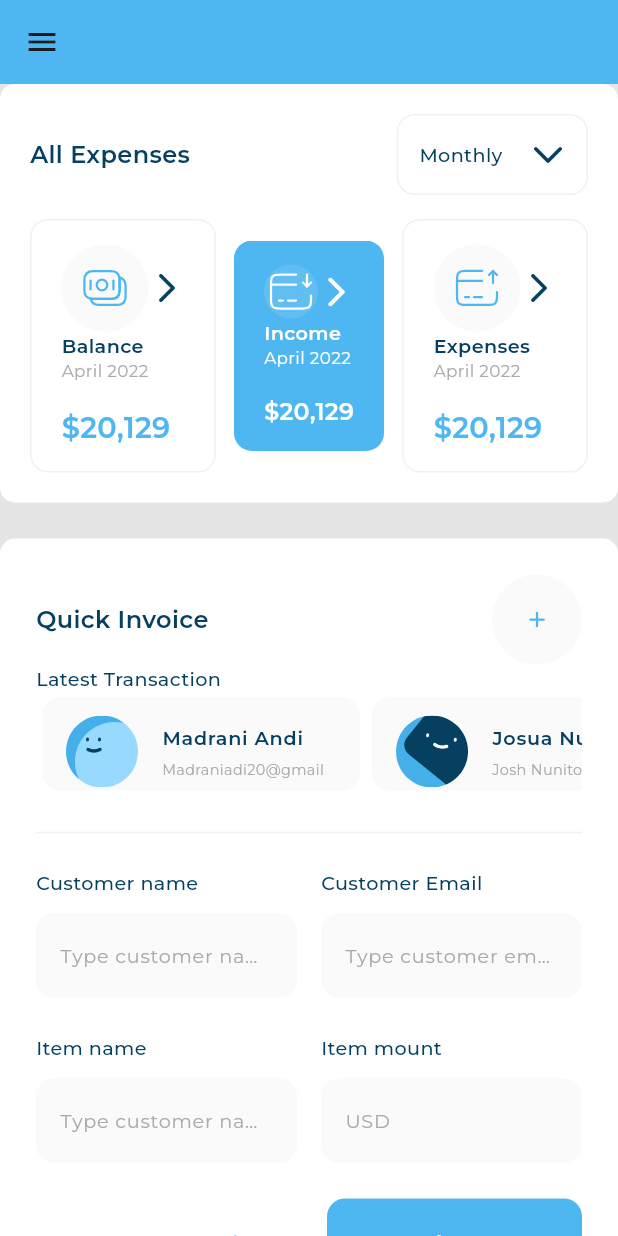
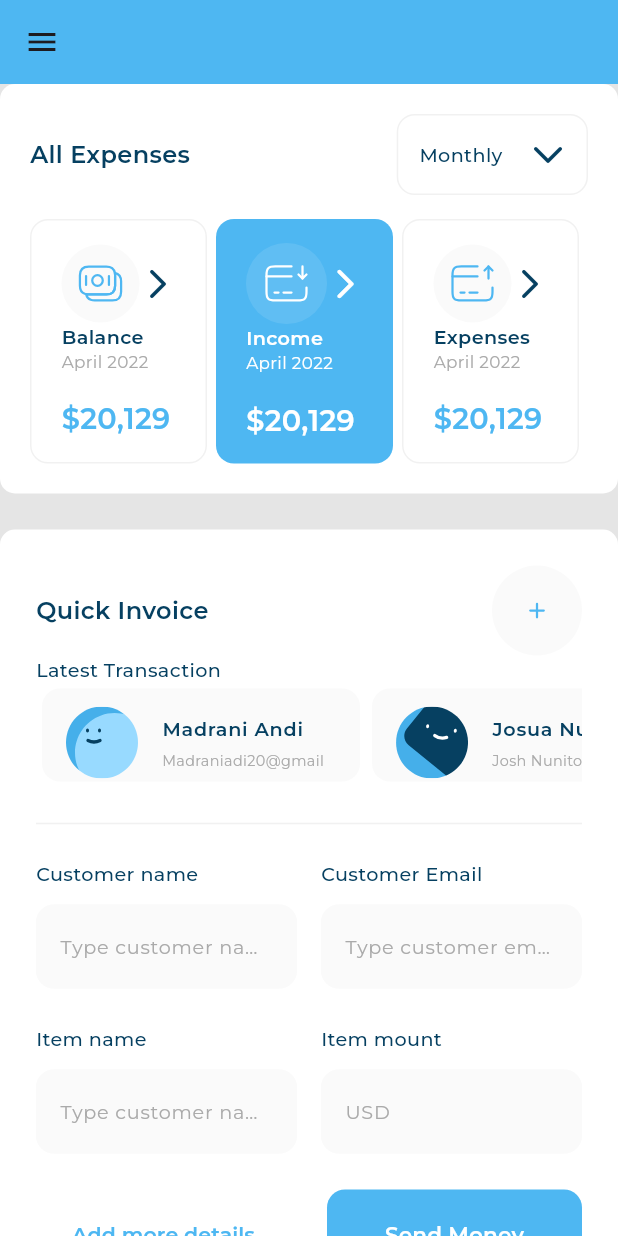
Before and after one commit to amira20nasser/responsive_dashboard, a Flutter app: the screen it shows after launch, on a phone screen of 412 x 824 dp. Run offline on Flutter 3.47's test engine with Material 3 defaults, Android fonts, the phone set to English and light mode, and no system bars; our stand-ins replace device_preview, expandable_page_view, fl_chart, flutter_svg.

Commit message:
Final Responsive UI ✅

```diff
--- a/lib/widgets/all_expenses_items_list_view.dart
+++ b/lib/widgets/all_expenses_items_list_view.dart
@@ -54,7 +54,7 @@ class _AllExpensesItemsListViewState extends State<AllExpensesItemsListView> {
                 });
               },
               child: Padding(
-                padding: EdgeInsets.symmetric(horizontal: index == 1 ? 12 : 0),
+                padding: const EdgeInsets.only(right: 6),
                 child: AllExpensesItem(
                   allExpensesItemModel: item,
                   isActive: selectedIndex == index,
@@ -75,7 +75,8 @@ class _AllExpensesItemsListViewState extends State<AllExpensesItemsListView> {
     //       child: AspectRatio(
     //         aspectRatio: 180 / 216,
     //         child: AllExpensesItem(
-    //           allExpensesItemModel: items[index],
+    //           isActive: selectedIndex == index,
+    //           allExpensesItemModel: AllExpensesItemsListView.items[index],
     //         ),
     //       ),
     //     );
```
